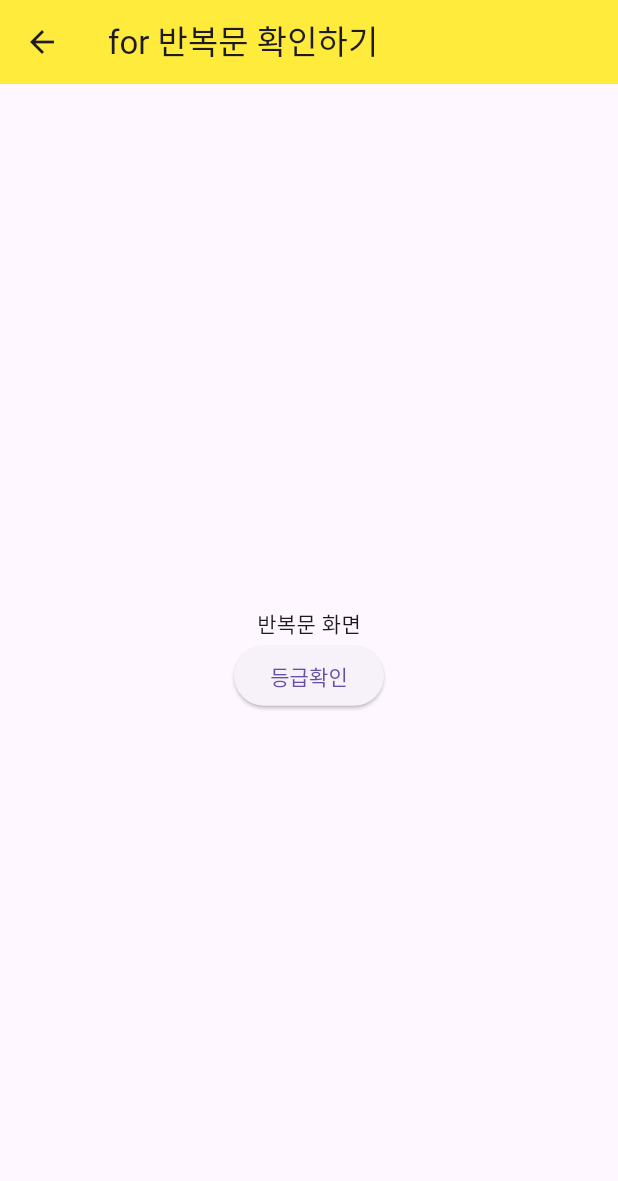
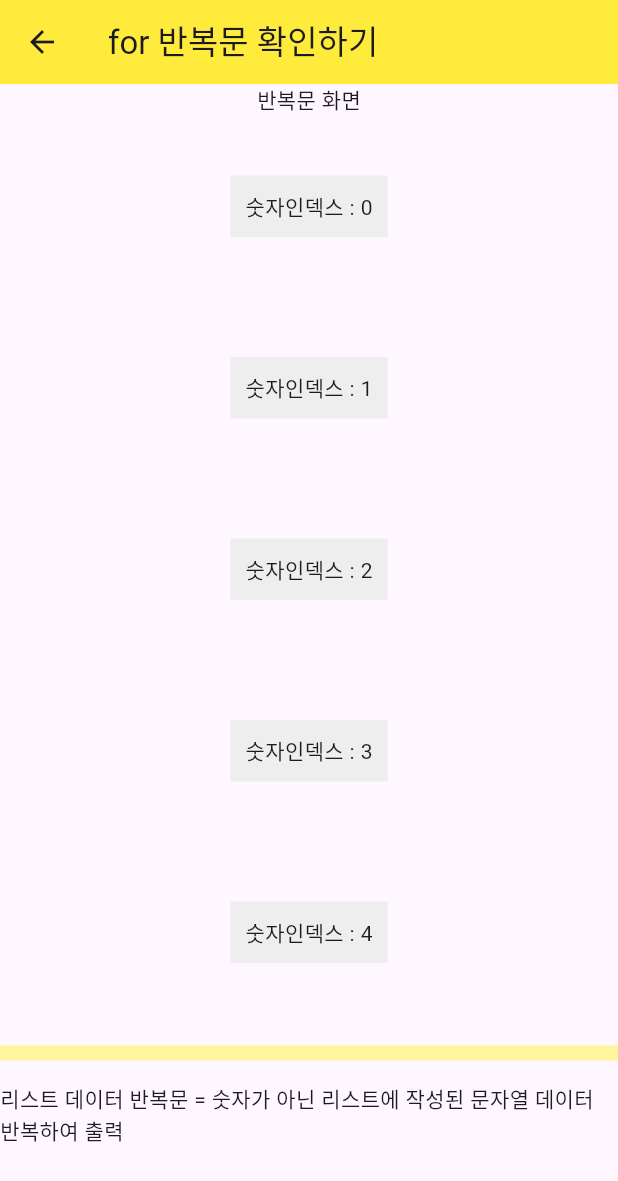
Before and after one commit to PHB-1994/flutter-workspace, a Flutter app: the ForScreen screen opened by its route, on a phone screen of 412 x 824 dp. Shown: the top 1181 px of the screen. Run offline on Flutter 3.47's test engine with Material 3 defaults, Android fonts, the phone set to English and light mode, and no system bars; our stand-ins replace go_router.

Commit message:
void function if for

```diff
--- a/lib/basic/for_screen.dart
+++ b/lib/basic/for_screen.dart
@@ -1,6 +1,7 @@
 import 'package:flutter/material.dart';
 import 'package:go_router/go_router.dart';
-
+// dart 이라는 언어는 java + javaScript + c++ 에서 유용하다 판단되는 예약어와
+// 기능을 조합한 언어
 class ForScreen extends StatefulWidget {
   const ForScreen({super.key});
 
@@ -9,30 +10,64 @@ class ForScreen extends StatefulWidget {
 }
 
 class _ForScreen extends State<ForScreen> {
-  // appbar 이용해서 메인으로 가는 버튼 생성
+  // dart 으로 js 와 같은 기능 관련 작성
+  // 변수 선언이나 함수 선언은 Widget 전에 작성 가능
+  List<String> items = ['사과', '바나나', '포도', '수박', '딸기'];
+
+  // UI 관련 작성
+  // 변수 선언 XXXX 함수 선언은 아래에서 작성 불가
   @override
   Widget build(BuildContext context) {
     return Scaffold(
       appBar: AppBar(
         title: const Text("for 반복문 확인하기"),
         backgroundColor: Colors.yellow,
-        // 돌아가기 아이콘 추가
         leading: IconButton(
           onPressed: () => context.go('/'),
           icon: const Icon(Icons.arrow_back),
         ),
       ),
-      body: Center(
+      body: SingleChildScrollView(child: Center(
         child: Column(
           mainAxisAlignment: MainAxisAlignment.center,
           children: [
             Text('반복문 화면'),
-            ElevatedButton(
-              onPressed: () => context.go('/'),
-              child: const Text("등급확인"),
+
+            // dart 언어는 중간중간 기능에 관련된 코드를 기술할 수 있다.
+            // for 문은 java 에서 사용하는 for 문을 동일하게 사용
+            for(int i = 0; i < 5; i++)
+              // java 에서는 for문에 관련된 출력을 System.out.println() 출력문을 확인했지만
+              // Dart 의 경우 UI 관련된 프레임워크이기 때문에
+              // System.out.println 대신 container 와 같은 UI 관련된 클래스로 화면에서 데이터 확인
+              Container(
+                margin: EdgeInsets.all(40),
+                padding: EdgeInsets.all(10),
+                color: Colors.grey[200], // 텍스트가 아니라 컨테이너 클래스에 색상을 제공
+                child: Text('숫자인덱스 : $i'),
+              ),
+            // hr = Divider  height = 상위 클래스와 얼만큼 높이 차이가 있는가 간격
+            // thickness = 가로 한 줄의 크기
+            Divider(
+                height: 40,
+                thickness: 10,
+                color: Colors.yellow[200]
             ),
+            Text('리스트 데이터 반복문 = 숫자가 아닌 리스트에 작성된 문자열 데이터 반복하여 출력'),
+
+            // 리스트 데이터를 이용한 반복문 (for-in)
+            // controller 에서 List<Product> 데이터를 전달받았음. DB 에 있는 모든 상품들
+            // map 대신 사용하는 방법
+            //
+            for(var item in items)
+              Container(
+                child: Text("과일 이름 : $item"),
+                margin: EdgeInsets.all(20),
+                padding: EdgeInsets.all(40),
+              )
+
           ],
         ),
+      )
       ),
     );
   }
```
